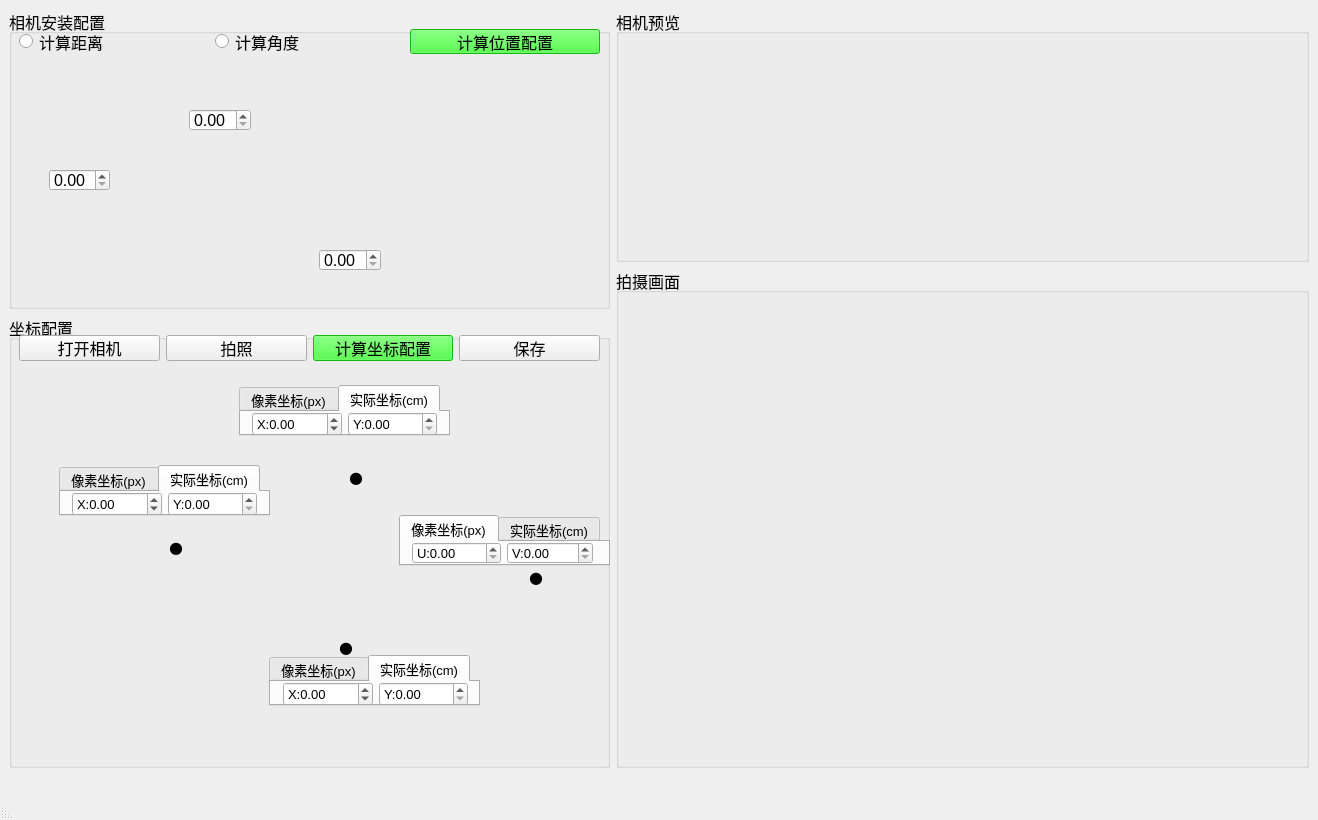
Old version of the form source/camera.ui in the repository zhengsiyusy/camera_distance.
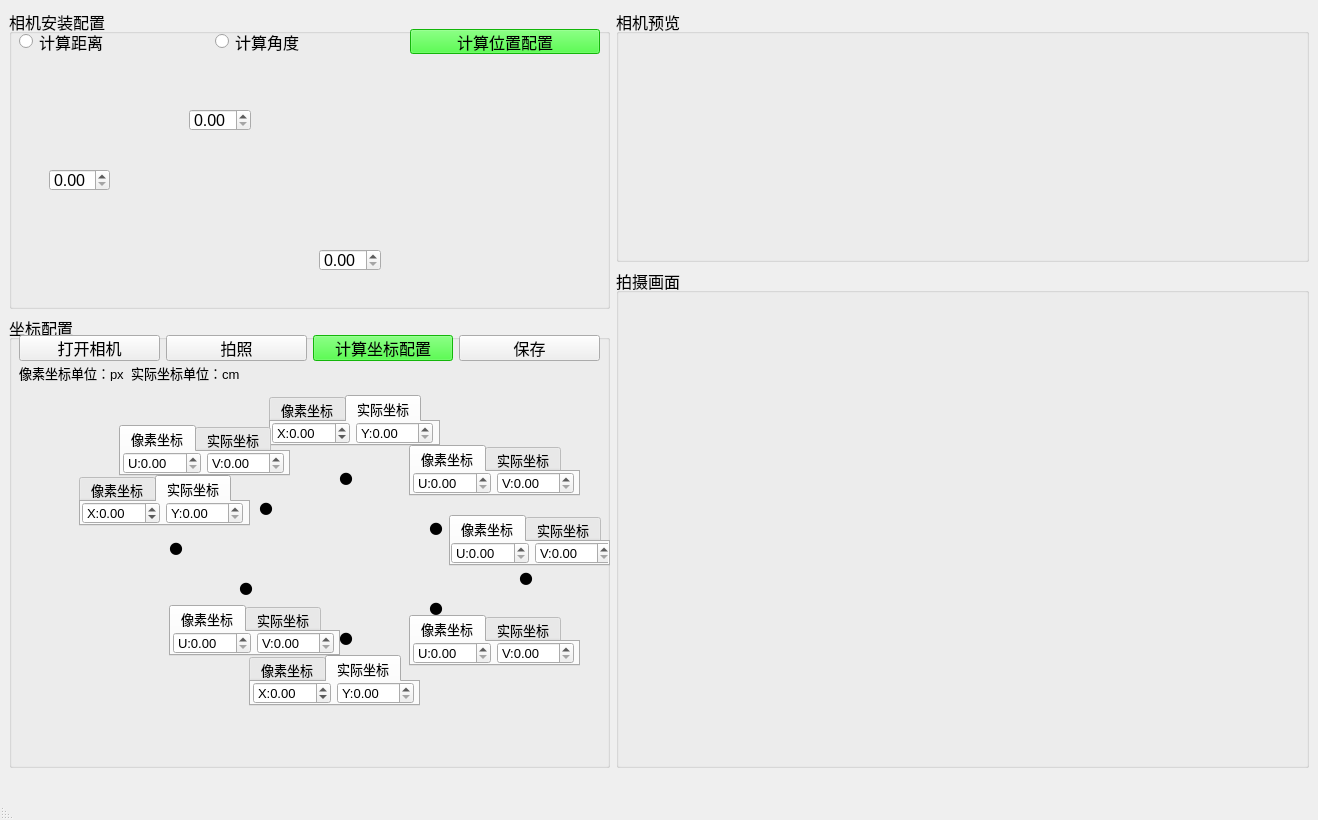
New version of the form. The open tabs and pages were chosen to show the change. Icons and pictures are not drawn.

What changed in the file:
```diff
--- a/source/camera.ui
+++ b/source/camera.ui
@@ -192,8 +192,8 @@
           <rect>
            <x>0</x>
            <y>30</y>
-           <width>601</width>
-           <height>431</height>
+           <width>581</width>
+           <height>421</height>
           </rect>
          </property>
          <property name="styleSheet">
@@ -209,9 +209,9 @@
         <widget class="QTabWidget" name="left_up">
          <property name="geometry">
           <rect>
-           <x>230</x>
-           <y>70</y>
-           <width>211</width>
+           <x>260</x>
+           <y>80</y>
+           <width>171</width>
            <height>51</height>
           </rect>
          </property>
@@ -225,7 +225,7 @@
          </property>
          <widget class="QWidget" name="tab_1">
           <attribute name="title">
-           <string>像素坐标(px)</string>
+           <string>像素坐标</string>
           </attribute>
           <widget class="QWidget" name="layoutWidget">
            <property name="geometry">
@@ -271,15 +271,15 @@
          </widget>
          <widget class="QWidget" name="tab_2">
           <attribute name="title">
-           <string>实际坐标(cm)</string>
+           <string>实际坐标</string>
           </attribute>
           <widget class="QWidget" name="layoutWidget">
            <property name="geometry">
             <rect>
-             <x>11</x>
+             <x>1</x>
              <y>0</y>
-             <width>185</width>
-             <height>25</height>
+             <width>161</width>
+             <height>22</height>
             </rect>
            </property>
            <layout class="QHBoxLayout" name="horizontalLayout_2">
@@ -313,9 +313,9 @@
         <widget class="QTabWidget" name="right_down">
          <property name="geometry">
           <rect>
-           <x>260</x>
+           <x>240</x>
            <y>340</y>
-           <width>211</width>
+           <width>171</width>
            <height>51</height>
           </rect>
          </property>
@@ -329,7 +329,7 @@
          </property>
          <widget class="QWidget" name="tab_5">
           <attribute name="title">
-           <string>像素坐标(px)</string>
+           <string>像素坐标</string>
           </attribute>
           <widget class="QWidget" name="layoutWidget">
            <property name="geometry">
@@ -372,15 +372,15 @@
          </widget>
          <widget class="QWidget" name="tab_6">
           <attribute name="title">
-           <string>实际坐标(cm)</string>
+           <string>实际坐标</string>
           </attribute>
           <widget class="QWidget" name="layoutWidget">
            <property name="geometry">
             <rect>
-             <x>12</x>
+             <x>2</x>
              <y>0</y>
-             <width>185</width>
-             <height>25</height>
+             <width>161</width>
+             <height>22</height>
             </rect>
            </property>
            <layout class="QHBoxLayout" name="horizontalLayout_9">
@@ -417,9 +417,9 @@
         <widget class="QTabWidget" name="right_up">
          <property name="geometry">
           <rect>
-           <x>390</x>
+           <x>440</x>
            <y>200</y>
-           <width>211</width>
+           <width>161</width>
            <height>51</height>
           </rect>
          </property>
@@ -433,32 +433,20 @@
          </property>
          <widget class="QWidget" name="tab_7">
           <attribute name="title">
-           <string>像素坐标(px)</string>
+           <string>像素坐标</string>
           </attribute>
-          <widget class="QWidget" name="layoutWidget">
+          <widget class="QWidget" name="layoutWidget_4">
            <property name="geometry">
             <rect>
-             <x>11</x>
+             <x>0</x>
              <y>0</y>
-             <width>181</width>
+             <width>161</width>
              <height>22</height>
             </rect>
            </property>
            <layout class="QHBoxLayout" name="horizontalLayout_3">
             <item>
              <widget class="QDoubleSpinBox" name="right_up_px_u">
-              <property name="sizePolicy">
-               <sizepolicy hsizetype="Minimum" vsizetype="Fixed">
-                <horstretch>87</horstretch>
-                <verstretch>0</verstretch>
-               </sizepolicy>
-              </property>
-              <property name="minimumSize">
-               <size>
-                <width>87</width>
-                <height>20</height>
-               </size>
-              </property>
               <property name="prefix">
                <string>U:</string>
               </property>
@@ -475,12 +463,6 @@
             </item>
             <item>
              <widget class="QDoubleSpinBox" name="right_up_px_v">
-              <property name="minimumSize">
-               <size>
-                <width>86</width>
-                <height>0</height>
-               </size>
-              </property>
               <property name="prefix">
                <string>V:</string>
               </property>
@@ -497,7 +479,7 @@
          </widget>
          <widget class="QWidget" name="tab_8">
           <attribute name="title">
-           <string>实际坐标(cm)</string>
+           <string>实际坐标</string>
           </attribute>
           <widget class="QWidget" name="layoutWidget">
            <property name="geometry">
@@ -545,9 +527,9 @@
         <widget class="QTabWidget" name="left_down">
          <property name="geometry">
           <rect>
-           <x>50</x>
-           <y>150</y>
-           <width>211</width>
+           <x>70</x>
+           <y>160</y>
+           <width>171</width>
            <height>51</height>
           </rect>
          </property>
@@ -561,7 +543,7 @@
          </property>
          <widget class="QWidget" name="tab_3">
           <attribute name="title">
-           <string>像素坐标(px)</string>
+           <string>像素坐标</string>
           </attribute>
           <widget class="QWidget" name="layoutWidget">
            <property name="geometry">
@@ -604,15 +586,15 @@
          </widget>
          <widget class="QWidget" name="tab_4">
           <attribute name="title">
-           <string>实际坐标(cm)</string>
+           <string>实际坐标</string>
           </attribute>
           <widget class="QWidget" name="layoutWidget">
            <property name="geometry">
             <rect>
-             <x>11</x>
+             <x>1</x>
              <y>0</y>
-             <width>185</width>
-             <height>25</height>
+             <width>161</width>
+             <height>22</height>
             </rect>
            </property>
            <layout class="QHBoxLayout" name="horizontalLayout_7">
@@ -710,7 +692,7 @@
         <widget class="QLabel" name="led1">
          <property name="geometry">
           <rect>
-           <x>340</x>
+           <x>330</x>
            <y>150</y>
            <width>16</width>
            <height>21</height>
@@ -732,11 +714,11 @@
           <cstring>left_up</cstring>
          </property>
         </widget>
-        <widget class="QLabel" name="led3">
+        <widget class="QLabel" name="led5">
          <property name="geometry">
           <rect>
            <x>330</x>
-           <y>320</y>
+           <y>310</y>
            <width>16</width>
            <height>21</height>
           </rect>
@@ -757,10 +739,10 @@
           <cstring>left_up</cstring>
          </property>
         </widget>
-        <widget class="QLabel" name="led4">
+        <widget class="QLabel" name="led7">
          <property name="geometry">
           <rect>
-           <x>520</x>
+           <x>510</x>
            <y>250</y>
            <width>16</width>
            <height>21</height>
@@ -807,6 +789,558 @@
           <cstring>left_up</cstring>
          </property>
         </widget>
+        <widget class="QLabel" name="led2">
+         <property name="geometry">
+          <rect>
+           <x>250</x>
+           <y>180</y>
+           <width>16</width>
+           <height>21</height>
+          </rect>
+         </property>
+         <property name="font">
+          <font>
+           <family>黑体</family>
+           <pointsize>12</pointsize>
+          </font>
+         </property>
+         <property name="frameShadow">
+          <enum>QFrame::Plain</enum>
+         </property>
+         <property name="text">
+          <string>&lt;html&gt;&lt;head/&gt;&lt;body&gt;&lt;p&gt;&lt;span style=&quot; font-size:12pt;&quot;&gt;●&lt;/span&gt;&lt;/p&gt;&lt;/body&gt;&lt;/html&gt;</string>
+         </property>
+         <property name="buddy">
+          <cstring>left_up</cstring>
+         </property>
+        </widget>
+        <widget class="QLabel" name="led4">
+         <property name="geometry">
+          <rect>
+           <x>230</x>
+           <y>260</y>
+           <width>16</width>
+           <height>21</height>
+          </rect>
+         </property>
+         <property name="font">
+          <font>
+           <family>黑体</family>
+           <pointsize>12</pointsize>
+          </font>
+         </property>
+         <property name="frameShadow">
+          <enum>QFrame::Plain</enum>
+         </property>
+         <property name="text">
+          <string>&lt;html&gt;&lt;head/&gt;&lt;body&gt;&lt;p&gt;&lt;span style=&quot; font-size:12pt;&quot;&gt;●&lt;/span&gt;&lt;/p&gt;&lt;/body&gt;&lt;/html&gt;</string>
+         </property>
+         <property name="buddy">
+          <cstring>left_up</cstring>
+         </property>
+        </widget>
+        <widget class="QLabel" name="led6">
+         <property name="geometry">
+          <rect>
+           <x>420</x>
+           <y>280</y>
+           <width>16</width>
+           <height>21</height>
+          </rect>
+         </property>
+         <property name="font">
+          <font>
+           <family>黑体</family>
+           <pointsize>12</pointsize>
+          </font>
+         </property>
+         <property name="frameShadow">
+          <enum>QFrame::Plain</enum>
+         </property>
+         <property name="text">
+          <string>&lt;html&gt;&lt;head/&gt;&lt;body&gt;&lt;p&gt;&lt;span style=&quot; font-size:12pt;&quot;&gt;●&lt;/span&gt;&lt;/p&gt;&lt;/body&gt;&lt;/html&gt;</string>
+         </property>
+         <property name="buddy">
+          <cstring>left_up</cstring>
+         </property>
+        </widget>
+        <widget class="QLabel" name="led8">
+         <property name="geometry">
+          <rect>
+           <x>420</x>
+           <y>200</y>
+           <width>16</width>
+           <height>21</height>
+          </rect>
+         </property>
+         <property name="font">
+          <font>
+           <family>黑体</family>
+           <pointsize>12</pointsize>
+          </font>
+         </property>
+         <property name="frameShadow">
+          <enum>QFrame::Plain</enum>
+         </property>
+         <property name="text">
+          <string>&lt;html&gt;&lt;head/&gt;&lt;body&gt;&lt;p&gt;&lt;span style=&quot; font-size:12pt;&quot;&gt;●&lt;/span&gt;&lt;/p&gt;&lt;/body&gt;&lt;/html&gt;</string>
+         </property>
+         <property name="buddy">
+          <cstring>left_up</cstring>
+         </property>
+        </widget>
+        <widget class="QTabWidget" name="left_mid">
+         <property name="geometry">
+          <rect>
+           <x>110</x>
+           <y>110</y>
+           <width>171</width>
+           <height>51</height>
+          </rect>
+         </property>
+         <property name="font">
+          <font>
+           <pointsize>10</pointsize>
+          </font>
+         </property>
+         <property name="currentIndex">
+          <number>0</number>
+         </property>
+         <widget class="QWidget" name="tab_15">
+          <attribute name="title">
+           <string>像素坐标</string>
+          </attribute>
+          <widget class="QWidget" name="layoutWidget_10">
+           <property name="geometry">
+            <rect>
+             <x>2</x>
+             <y>0</y>
+             <width>161</width>
+             <height>22</height>
+            </rect>
+           </property>
+           <layout class="QHBoxLayout" name="horizontalLayout_18">
+            <item>
+             <widget class="QDoubleSpinBox" name="left_mid_px_u">
+              <property name="prefix">
+               <string>U:</string>
+              </property>
+              <property name="minimum">
+               <double>0.000000000000000</double>
+              </property>
+              <property name="maximum">
+               <double>640.000000000000000</double>
+              </property>
+              <property name="singleStep">
+               <double>0.100000000000000</double>
+              </property>
+             </widget>
+            </item>
+            <item>
+             <widget class="QDoubleSpinBox" name="left_mid_px_v">
+              <property name="prefix">
+               <string>V:</string>
+              </property>
+              <property name="maximum">
+               <double>480.000000000000000</double>
+              </property>
+              <property name="singleStep">
+               <double>0.100000000000000</double>
+              </property>
+             </widget>
+            </item>
+           </layout>
+          </widget>
+         </widget>
+         <widget class="QWidget" name="tab_18">
+          <attribute name="title">
+           <string>实际坐标</string>
+          </attribute>
+          <widget class="QWidget" name="layoutWidget_13">
+           <property name="geometry">
+            <rect>
+             <x>1</x>
+             <y>0</y>
+             <width>161</width>
+             <height>22</height>
+            </rect>
+           </property>
+           <layout class="QHBoxLayout" name="horizontalLayout_21">
+            <item>
+             <widget class="QDoubleSpinBox" name="left_mid_cm_x">
+              <property name="prefix">
+               <string>X:</string>
+              </property>
+              <property name="minimum">
+               <double>-500.000000000000000</double>
+              </property>
+              <property name="maximum">
+               <double>500.000000000000000</double>
+              </property>
+             </widget>
+            </item>
+            <item>
+             <widget class="QDoubleSpinBox" name="left_mid_cm_y">
+              <property name="prefix">
+               <string>Y:</string>
+              </property>
+              <property name="maximum">
+               <double>500.000000000000000</double>
+              </property>
+             </widget>
+            </item>
+           </layout>
+          </widget>
+         </widget>
+        </widget>
+        <widget class="QTabWidget" name="bottom_mid">
+         <property name="geometry">
+          <rect>
+           <x>160</x>
+           <y>290</y>
+           <width>171</width>
+           <height>51</height>
+          </rect>
+         </property>
+         <property name="font">
+          <font>
+           <pointsize>10</pointsize>
+          </font>
+         </property>
+         <property name="currentIndex">
+          <number>0</number>
+         </property>
+         <widget class="QWidget" name="tab_19">
+          <attribute name="title">
+           <string>像素坐标</string>
+          </attribute>
+          <widget class="QWidget" name="layoutWidget_14">
+           <property name="geometry">
+            <rect>
+             <x>2</x>
+             <y>0</y>
+             <width>161</width>
+             <height>22</height>
+            </rect>
+           </property>
+           <layout class="QHBoxLayout" name="horizontalLayout_22">
+            <item>
+             <widget class="QDoubleSpinBox" name="bottom_mid_px_u">
+              <property name="prefix">
+               <string>U:</string>
+              </property>
+              <property name="minimum">
+               <double>0.000000000000000</double>
+              </property>
+              <property name="maximum">
+               <double>640.000000000000000</double>
+              </property>
+              <property name="singleStep">
+               <double>0.100000000000000</double>
+              </property>
+             </widget>
+            </item>
+            <item>
+             <widget class="QDoubleSpinBox" name="bottom_mid_px_v">
+              <property name="prefix">
+               <string>V:</string>
+              </property>
+              <property name="maximum">
+               <double>480.000000000000000</double>
+              </property>
+              <property name="singleStep">
+               <double>0.100000000000000</double>
+              </property>
+             </widget>
+            </item>
+           </layout>
+          </widget>
+         </widget>
+         <widget class="QWidget" name="tab_22">
+          <attribute name="title">
+           <string>实际坐标</string>
+          </attribute>
+          <widget class="QWidget" name="layoutWidget_17">
+           <property name="geometry">
+            <rect>
+             <x>1</x>
+             <y>0</y>
+             <width>161</width>
+             <height>22</height>
+            </rect>
+           </property>
+           <layout class="QHBoxLayout" name="horizontalLayout_25">
+            <item>
+             <widget class="QDoubleSpinBox" name="bottom_mid_cm_x">
+              <property name="prefix">
+               <string>X:</string>
+              </property>
+              <property name="minimum">
+               <double>-500.000000000000000</double>
+              </property>
+              <property name="maximum">
+               <double>500.000000000000000</double>
+              </property>
+             </widget>
+            </item>
+            <item>
+             <widget class="QDoubleSpinBox" name="bottom_mid_cm_y">
+              <property name="prefix">
+               <string>Y:</string>
+              </property>
+              <property name="maximum">
+               <double>500.000000000000000</double>
+              </property>
+             </widget>
+            </item>
+           </layout>
+          </widget>
+         </widget>
+        </widget>
+        <widget class="QTabWidget" name="right_mid">
+         <property name="geometry">
+          <rect>
+           <x>400</x>
+           <y>300</y>
+           <width>171</width>
+           <height>51</height>
+          </rect>
+         </property>
+         <property name="font">
+          <font>
+           <pointsize>10</pointsize>
+          </font>
+         </property>
+         <property name="currentIndex">
+          <number>0</number>
+         </property>
+         <widget class="QWidget" name="tab_23">
+          <attribute name="title">
+           <string>像素坐标</string>
+          </attribute>
+          <widget class="QWidget" name="layoutWidget_18">
+           <property name="geometry">
+            <rect>
+             <x>2</x>
+             <y>0</y>
+             <width>161</width>
+             <height>22</height>
+            </rect>
+           </property>
+           <layout class="QHBoxLayout" name="horizontalLayout_26">
+            <item>
+             <widget class="QDoubleSpinBox" name="right_mid_px_u">
+              <property name="prefix">
+               <string>U:</string>
+              </property>
+              <property name="minimum">
+               <double>0.000000000000000</double>
+              </property>
+              <property name="maximum">
+               <double>640.000000000000000</double>
+              </property>
+              <property name="singleStep">
+               <double>0.100000000000000</double>
+              </property>
+             </widget>
+            </item>
+            <item>
+             <widget class="QDoubleSpinBox" name="right_mid_px_v">
+              <property name="prefix">
+               <string>V:</string>
+              </property>
+              <property name="maximum">
+               <double>480.000000000000000</double>
+              </property>
+              <property name="singleStep">
+               <double>0.100000000000000</double>
+              </property>
+             </widget>
+            </item>
+           </layout>
+          </widget>
+         </widget>
+         <widget class="QWidget" name="tab_26">
+          <attribute name="title">
+           <string>实际坐标</string>
+          </attribute>
+          <widget class="QWidget" name="layoutWidget_21">
+           <property name="geometry">
+            <rect>
+             <x>1</x>
+             <y>0</y>
+             <width>161</width>
+             <height>22</height>
+            </rect>
+           </property>
+           <layout class="QHBoxLayout" name="horizontalLayout_29">
+            <item>
+             <widget class="QDoubleSpinBox" name="right_mid_cm_x">
+              <property name="prefix">
+               <string>X:</string>
+              </property>
+              <property name="minimum">
+               <double>-500.000000000000000</double>
+              </property>
+              <property name="maximum">
+               <double>500.000000000000000</double>
+              </property>
+             </widget>
+            </item>
+            <item>
+             <widget class="QDoubleSpinBox" name="right_mid_cm_y">
+              <property name="prefix">
+               <string>Y:</string>
+              </property>
+              <property name="maximum">
+               <double>500.000000000000000</double>
+              </property>
+             </widget>
+            </item>
+           </layout>
+          </widget>
+         </widget>
+        </widget>
+        <widget class="QTabWidget" name="top_mid">
+         <property name="geometry">
+          <rect>
+           <x>400</x>
+           <y>130</y>
+           <width>171</width>
+           <height>51</height>
+          </rect>
+         </property>
+         <property name="font">
+          <font>
+           <pointsize>10</pointsize>
+          </font>
+         </property>
+         <property name="currentIndex">
+          <number>0</number>
+         </property>
+         <widget class="QWidget" name="tab_27">
+          <attribute name="title">
+           <string>像素坐标</string>
+          </attribute>
+          <widget class="QWidget" name="layoutWidget_22">
+           <property name="geometry">
+            <rect>
+             <x>2</x>
+             <y>0</y>
+             <width>161</width>
+             <height>22</height>
+            </rect>
+           </property>
+           <layout class="QHBoxLayout" name="horizontalLayout_30">
+            <item>
+             <widget class="QDoubleSpinBox" name="top_mid_px_u">
+              <property name="prefix">
+               <string>U:</string>
+              </property>
+              <property name="minimum">
+               <double>0.000000000000000</double>
+              </property>
+              <property name="maximum">
+               <double>640.000000000000000</double>
+              </property>
+              <property name="singleStep">
+               <double>0.100000000000000</double>
+              </property>
+             </widget>
+            </item>
+            <item>
+             <widget class="QDoubleSpinBox" name="top_mid_px_v">
+              <property name="prefix">
+               <string>V:</string>
+              </property>
+              <property name="maximum">
+               <double>480.000000000000000</double>
+              </property>
+              <property name="singleStep">
+               <double>0.100000000000000</double>
+              </property>
+             </widget>
+            </item>
+           </layout>
+          </widget>
+         </widget>
+         <widget class="QWidget" name="tab_30">
+          <attribute name="title">
+           <string>实际坐标</string>
+          </attribute>
+          <widget class="QWidget" name="layoutWidget_25">
+           <property name="geometry">
+            <rect>
+             <x>1</x>
+             <y>0</y>
+             <width>161</width>
+             <height>22</height>
+            </rect>
+           </property>
+           <layout class="QHBoxLayout" name="horizontalLayout_33">
+            <item>
+             <widget class="QDoubleSpinBox" name="top_mid_cm_x">
+              <property name="prefix">
+               <string>X:</string>
+              </property>
+              <property name="minimum">
+               <double>-500.000000000000000</double>
+              </property>
+              <property name="maximum">
+               <double>500.000000000000000</double>
+              </property>
+             </widget>
+            </item>
+            <item>
+             <widget class="QDoubleSpinBox" name="top_mid_cm_y">
+              <property name="prefix">
+               <string>Y:</string>
+              </property>
+              <property name="maximum">
+               <double>500.000000000000000</double>
+              </property>
+             </widget>
+            </item>
+           </layout>
+          </widget>
+         </widget>
+        </widget>
+        <widget class="QWidget" name="layoutWidget">
+         <property name="geometry">
+          <rect>
+           <x>10</x>
+           <y>50</y>
+           <width>221</width>
+           <height>16</height>
+          </rect>
+         </property>
+         <layout class="QHBoxLayout" name="horizontalLayout_13">
+          <item>
+           <widget class="QLabel" name="label">
+            <property name="font">
+             <font>
+              <pointsize>10</pointsize>
+             </font>
+            </property>
+            <property name="text">
+             <string>像素坐标单位：px</string>
+            </property>
+           </widget>
+          </item>
+          <item>
+           <widget class="QLabel" name="label_2">
+            <property name="font">
+             <font>
+              <pointsize>10</pointsize>
+             </font>
+            </property>
+            <property name="text">
+             <string>实际坐标单位：cm</string>
+            </property>
+           </widget>
+          </item>
+         </layout>
+        </widget>
        </widget>
       </item>
      </layout>
```
Left out of the diff: 28 changed lines with no effect on the pictures.
